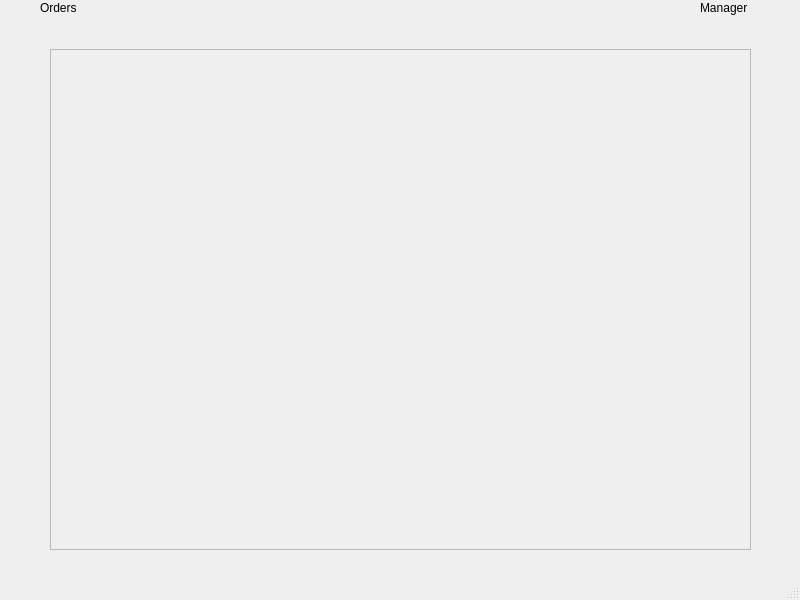
Old version of the form RMS_qt/orders.ui in the repository dev-pratik02/RMS.
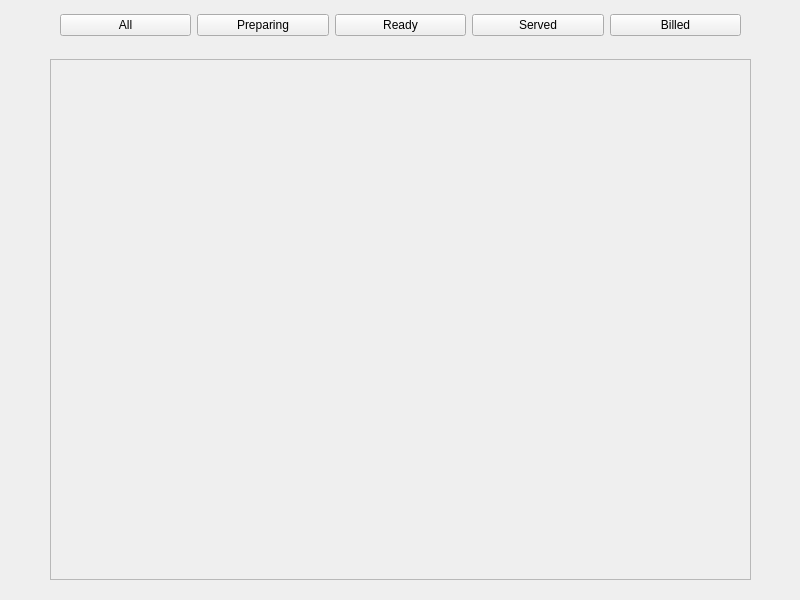
New version of the form.

Commit message: orders page update and minor access work

What changed in the file:
```diff
--- a/RMS_qt/orders.ui
+++ b/RMS_qt/orders.ui
@@ -14,39 +14,13 @@
    <string>Orders</string>
   </property>
   <widget class="QWidget" name="centralwidget">
-   <widget class="QLabel" name="label">
-    <property name="geometry">
-     <rect>
-      <x>40</x>
-      <y>0</y>
-      <width>58</width>
-      <height>16</height>
-     </rect>
-    </property>
-    <property name="text">
-     <string>Orders</string>
-    </property>
-   </widget>
-   <widget class="QLabel" name="label_2">
-    <property name="geometry">
-     <rect>
-      <x>700</x>
-      <y>0</y>
-      <width>58</width>
-      <height>16</height>
-     </rect>
-    </property>
-    <property name="text">
-     <string>Manager</string>
-    </property>
-   </widget>
    <widget class="QScrollArea" name="scrollArea">
     <property name="geometry">
      <rect>
       <x>50</x>
-      <y>49</y>
+      <y>59</y>
       <width>701</width>
-      <height>501</height>
+      <height>521</height>
      </rect>
     </property>
     <property name="widgetResizable">
@@ -58,33 +32,69 @@
        <x>0</x>
        <y>0</y>
        <width>699</width>
-       <height>499</height>
+       <height>519</height>
       </rect>
      </property>
      <widget class="QWidget" name="cardContainer" native="true">
       <property name="geometry">
        <rect>
-        <x>50</x>
-        <y>29</y>
-        <width>551</width>
-        <height>341</height>
+        <x>30</x>
+        <y>9</y>
+        <width>641</width>
+        <height>491</height>
        </rect>
       </property>
      </widget>
     </widget>
    </widget>
+   <widget class="QWidget" name="">
+    <property name="geometry">
+     <rect>
+      <x>60</x>
+      <y>0</y>
+      <width>681</width>
+      <height>51</height>
+     </rect>
+    </property>
+    <layout class="QHBoxLayout" name="horizontalLayout">
+     <item>
+      <widget class="QPushButton" name="btn_all">
+       <property name="text">
+        <string>All</string>
+       </property>
+      </widget>
+     </item>
+     <item>
+      <widget class="QPushButton" name="btn_preparing">
+       <property name="text">
+        <string>Preparing</string>
+       </property>
+      </widget>
+     </item>
+     <item>
+      <widget class="QPushButton" name="btn_ready">
+       <property name="text">
+        <string>Ready</string>
+       </property>
+      </widget>
+     </item>
+     <item>
+      <widget class="QPushButton" name="btn_served">
+       <property name="text">
+        <string>Served</string>
+       </property>
+      </widget>
+     </item>
+     <item>
+      <widget class="QPushButton" name="btn_billed">
+       <property name="text">
+        <string>Billed</string>
+       </property>
+      </widget>
+     </item>
+    </layout>
+   </widget>
   </widget>
-  <widget class="QMenuBar" name="menubar">
-   <property name="geometry">
-    <rect>
-     <x>0</x>
-     <y>0</y>
-     <width>800</width>
-     <height>24</height>
-    </rect>
-   </property>
-  </widget>
-  <widget class="QStatusBar" name="statusbar"/>
  </widget>
  <resources/>
  <connections/>
```
The commit also changes 3 other files.
